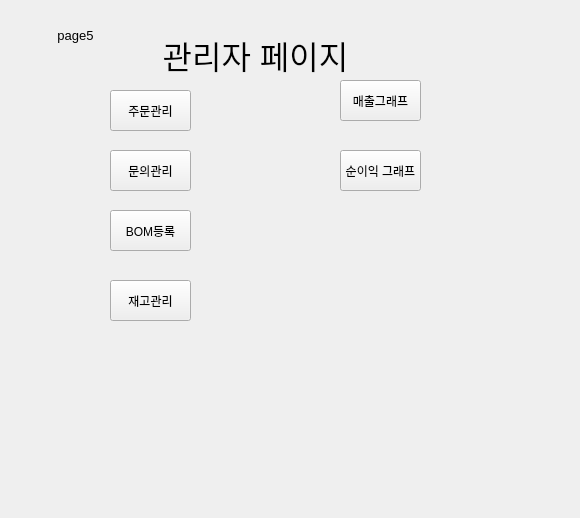
The window that smartappg.ui (gitaeyu/Obokmoolsan) describes before a commit, drawn with Qt 5.
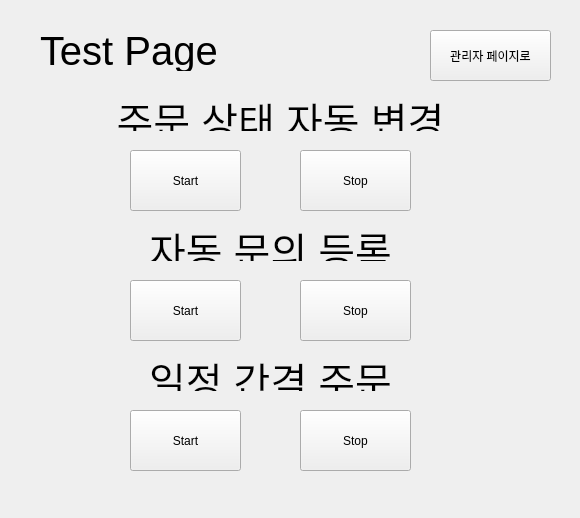
The same window after the commit. The open tabs and pages were chosen to show the change.

Commit message: 01.18  ui 추가 08.52

```diff
--- a/smartappg.ui
+++ b/smartappg.ui
@@ -2,6 +2,9 @@
 <ui version="4.0">
  <class>Form</class>
  <widget class="QWidget" name="Form">
+  <property name="enabled">
+   <bool>true</bool>
+  </property>
   <property name="geometry">
    <rect>
     <x>0</x>
@@ -1186,6 +1189,313 @@
        <x>430</x>
        <y>10</y>
        <width>101</width>
+       <height>51</height>
+      </rect>
+     </property>
+     <property name="text">
+      <string>관리자 페이지로</string>
+     </property>
+    </widget>
+    <widget class="QLabel" name="inventory_min_value_lbl">
+     <property name="geometry">
+      <rect>
+       <x>210</x>
+       <y>360</y>
+       <width>231</width>
+       <height>71</height>
+      </rect>
+     </property>
+     <property name="font">
+      <font>
+       <pointsize>20</pointsize>
+      </font>
+     </property>
+     <property name="text">
+      <string/>
+     </property>
+    </widget>
+    <widget class="QLabel" name="inventory_alarm_level_lbl">
+     <property name="geometry">
+      <rect>
+       <x>10</x>
+       <y>450</y>
+       <width>251</width>
+       <height>31</height>
+      </rect>
+     </property>
+     <property name="font">
+      <font>
+       <pointsize>13</pointsize>
+      </font>
+     </property>
+     <property name="text">
+      <string/>
+     </property>
+    </widget>
+   </widget>
+   <widget class="QWidget" name="page_12">
+    <widget class="QLineEdit" name="add_price_lineEdit">
+     <property name="geometry">
+      <rect>
+       <x>300</x>
+       <y>120</y>
+       <width>113</width>
+       <height>20</height>
+      </rect>
+     </property>
+     <property name="placeholderText">
+      <string>가격</string>
+     </property>
+    </widget>
+    <widget class="QPushButton" name="adding_menu_btn">
+     <property name="geometry">
+      <rect>
+       <x>430</x>
+       <y>120</y>
+       <width>75</width>
+       <height>23</height>
+      </rect>
+     </property>
+     <property name="text">
+      <string>상품등록</string>
+     </property>
+    </widget>
+    <widget class="QTableWidget" name="add_menu_tableWidget">
+     <property name="geometry">
+      <rect>
+       <x>20</x>
+       <y>170</y>
+       <width>481</width>
+       <height>241</height>
+      </rect>
+     </property>
+    </widget>
+    <widget class="QPushButton" name="admin_page_btn_10">
+     <property name="geometry">
+      <rect>
+       <x>390</x>
+       <y>30</y>
+       <width>101</width>
+       <height>51</height>
+      </rect>
+     </property>
+     <property name="text">
+      <string>관리자 페이지로</string>
+     </property>
+    </widget>
+    <widget class="QLabel" name="inventory_label_2">
+     <property name="geometry">
+      <rect>
+       <x>120</x>
+       <y>30</y>
+       <width>231</width>
+       <height>41</height>
+      </rect>
+     </property>
+     <property name="text">
+      <string>&lt;html&gt;&lt;head/&gt;&lt;body&gt;&lt;p align=&quot;center&quot;&gt;&lt;span style=&quot; font-size:24pt;&quot;&gt;상품등록&lt;/span&gt;&lt;/p&gt;&lt;/body&gt;&lt;/html&gt;</string>
+     </property>
+    </widget>
+    <widget class="QLabel" name="page10">
+     <property name="geometry">
+      <rect>
+       <x>20</x>
+       <y>30</y>
+       <width>71</width>
+       <height>31</height>
+      </rect>
+     </property>
+     <property name="text">
+      <string>&lt;html&gt;&lt;head/&gt;&lt;body&gt;&lt;p align=&quot;center&quot;&gt;&lt;span style=&quot; font-size:10pt;&quot;&gt;page10&lt;/span&gt;&lt;/p&gt;&lt;/body&gt;&lt;/html&gt;</string>
+     </property>
+    </widget>
+    <widget class="QLineEdit" name="add_menuname_lineEdit">
+     <property name="geometry">
+      <rect>
+       <x>160</x>
+       <y>120</y>
+       <width>113</width>
+       <height>20</height>
+      </rect>
+     </property>
+     <property name="placeholderText">
+      <string>메뉴명</string>
+     </property>
+    </widget>
+    <widget class="QLineEdit" name="add_menucode_lineEdit">
+     <property name="geometry">
+      <rect>
+       <x>20</x>
+       <y>120</y>
+       <width>113</width>
+       <height>20</height>
+      </rect>
+     </property>
+     <property name="maxLength">
+      <number>4</number>
+     </property>
+     <property name="placeholderText">
+      <string>메뉴코드</string>
+     </property>
+    </widget>
+   </widget>
+   <widget class="QWidget" name="page_11">
+    <widget class="QLabel" name="label_2">
+     <property name="geometry">
+      <rect>
+       <x>20</x>
+       <y>20</y>
+       <width>191</width>
+       <height>41</height>
+      </rect>
+     </property>
+     <property name="font">
+      <font>
+       <pointsize>30</pointsize>
+      </font>
+     </property>
+     <property name="text">
+      <string>Test Page</string>
+     </property>
+    </widget>
+    <widget class="QLabel" name="label_3">
+     <property name="geometry">
+      <rect>
+       <x>80</x>
+       <y>80</y>
+       <width>361</width>
+       <height>41</height>
+      </rect>
+     </property>
+     <property name="font">
+      <font>
+       <pointsize>30</pointsize>
+      </font>
+     </property>
+     <property name="text">
+      <string>&lt;html&gt;&lt;head/&gt;&lt;body&gt;&lt;p align=&quot;center&quot;&gt;주문 상태 자동 변경&lt;/p&gt;&lt;/body&gt;&lt;/html&gt;</string>
+     </property>
+    </widget>
+    <widget class="QPushButton" name="order_status_start_btn">
+     <property name="geometry">
+      <rect>
+       <x>110</x>
+       <y>140</y>
+       <width>111</width>
+       <height>61</height>
+      </rect>
+     </property>
+     <property name="text">
+      <string>Start</string>
+     </property>
+    </widget>
+    <widget class="QPushButton" name="order_status_stop_btn">
+     <property name="geometry">
+      <rect>
+       <x>280</x>
+       <y>140</y>
+       <width>111</width>
+       <height>61</height>
+      </rect>
+     </property>
+     <property name="text">
+      <string>Stop</string>
+     </property>
+    </widget>
+    <widget class="QLabel" name="label_5">
+     <property name="geometry">
+      <rect>
+       <x>70</x>
+       <y>210</y>
+       <width>361</width>
+       <height>41</height>
+      </rect>
+     </property>
+     <property name="font">
+      <font>
+       <pointsize>30</pointsize>
+      </font>
+     </property>
+     <property name="text">
+      <string>&lt;html&gt;&lt;head/&gt;&lt;body&gt;&lt;p align=&quot;center&quot;&gt;자동 문의 등록&lt;/p&gt;&lt;/body&gt;&lt;/html&gt;</string>
+     </property>
+    </widget>
+    <widget class="QPushButton" name="qna_stop_btn">
+     <property name="geometry">
+      <rect>
+       <x>280</x>
+       <y>270</y>
+       <width>111</width>
+       <height>61</height>
+      </rect>
+     </property>
+     <property name="text">
+      <string>Stop</string>
+     </property>
+    </widget>
+    <widget class="QPushButton" name="qna_start_btn">
+     <property name="geometry">
+      <rect>
+       <x>110</x>
+       <y>270</y>
+       <width>111</width>
+       <height>61</height>
+      </rect>
+     </property>
+     <property name="text">
+      <string>Start</string>
+     </property>
+    </widget>
+    <widget class="QLabel" name="label_6">
+     <property name="geometry">
+      <rect>
+       <x>70</x>
+       <y>340</y>
+       <width>361</width>
+       <height>41</height>
+      </rect>
+     </property>
+     <property name="font">
+      <font>
+       <pointsize>30</pointsize>
+      </font>
+     </property>
+     <property name="text">
+      <string>&lt;html&gt;&lt;head/&gt;&lt;body&gt;&lt;p align=&quot;center&quot;&gt;일정 간격 주문&lt;/p&gt;&lt;/body&gt;&lt;/html&gt;</string>
+     </property>
+    </widget>
+    <widget class="QPushButton" name="order_stop_btn">
+     <property name="geometry">
+      <rect>
+       <x>280</x>
+       <y>400</y>
+       <width>111</width>
+       <height>61</height>
+      </rect>
+     </property>
+     <property name="text">
+      <string>Stop</string>
+     </property>
+    </widget>
+    <widget class="QPushButton" name="order_start_btn">
+     <property name="geometry">
+      <rect>
+       <x>110</x>
+       <y>400</y>
+       <width>111</width>
+       <height>61</height>
+      </rect>
+     </property>
+     <property name="text">
+      <string>Start</string>
+     </property>
+    </widget>
+    <widget class="QPushButton" name="admin_page_btn_11">
+     <property name="geometry">
+      <rect>
+       <x>410</x>
+       <y>20</y>
+       <width>121</width>
        <height>51</height>
       </rect>
      </property>
```
Left out of the diff: 313 changed lines with no effect on the pictures.
